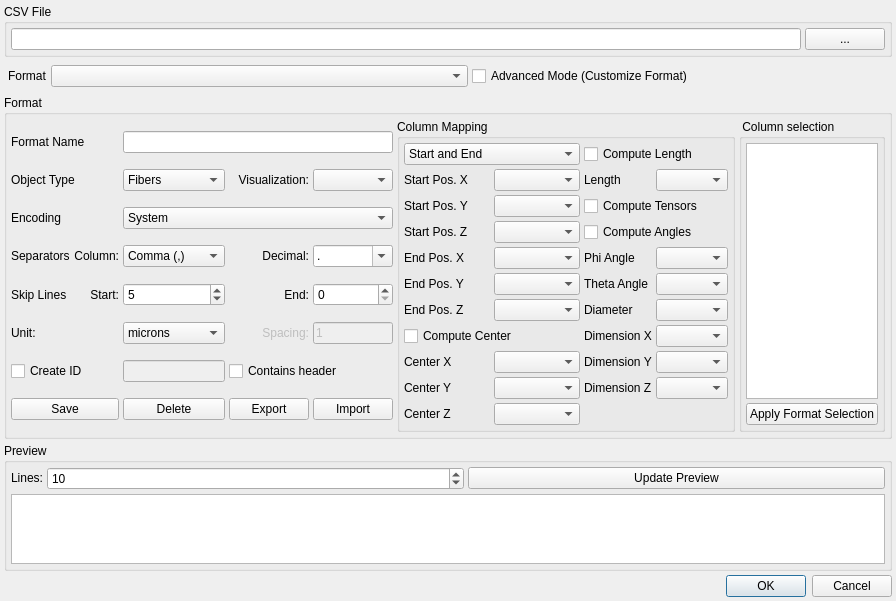
3dct/open_iA, file modules/FeatureScout/CsvInput.ui: the form before one commit.
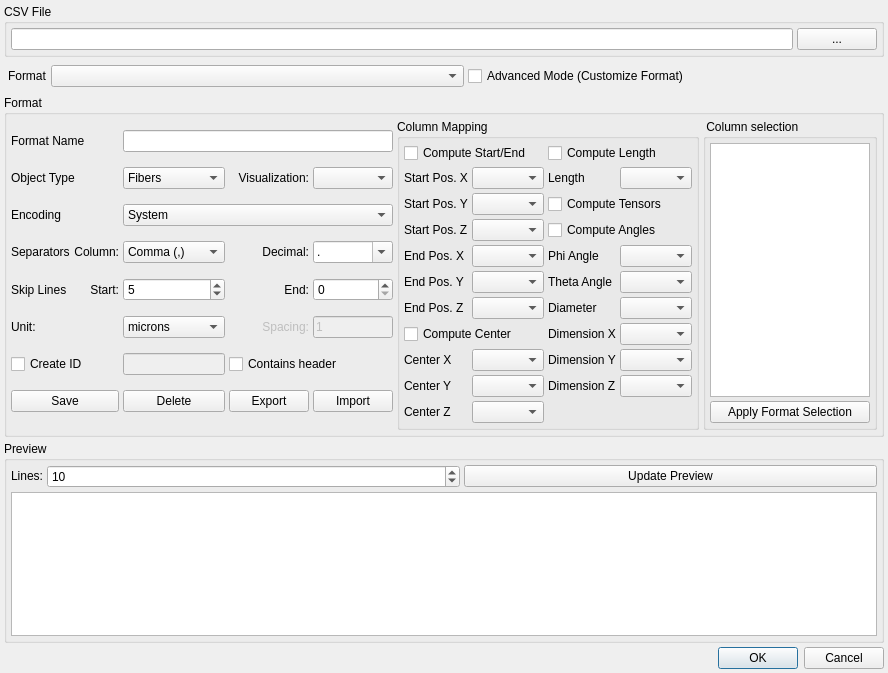
The form after the commit.

Commit message: FeatureScout: csv - compute start/end coord offset, remove headers

Diff of the .ui file:
```diff
--- a/modules/FeatureScout/CsvInput.ui
+++ b/modules/FeatureScout/CsvInput.ui
@@ -6,8 +6,8 @@
    <rect>
     <x>0</x>
     <y>0</y>
-    <width>826</width>
-    <height>596</height>
+    <width>888</width>
+    <height>673</height>
    </rect>
   </property>
   <property name="windowTitle">
@@ -481,23 +481,6 @@
            </property>
           </widget>
          </item>
-         <item row="0" column="0" colspan="2">
-          <widget class="QComboBox" name="cmbbox_col_Selection">
-           <property name="currentIndex">
-            <number>0</number>
-           </property>
-           <item>
-            <property name="text">
-             <string>Start and End</string>
-            </property>
-           </item>
-           <item>
-            <property name="text">
-             <string>Center, Length, Orientation</string>
-            </property>
-           </item>
-          </widget>
-         </item>
          <item row="1" column="1">
           <widget class="QComboBox" name="cmbbox_col_PosStartX"/>
          </item>
@@ -700,6 +683,13 @@
            </property>
           </widget>
          </item>
+         <item row="0" column="0" colspan="2">
+          <widget class="QCheckBox" name="cb_ComputeStartEnd">
+           <property name="text">
+            <string>Compute Start/End</string>
+           </property>
+          </widget>
+         </item>
         </layout>
        </widget>
       </item>
```
The commit also changes 7 other files.
